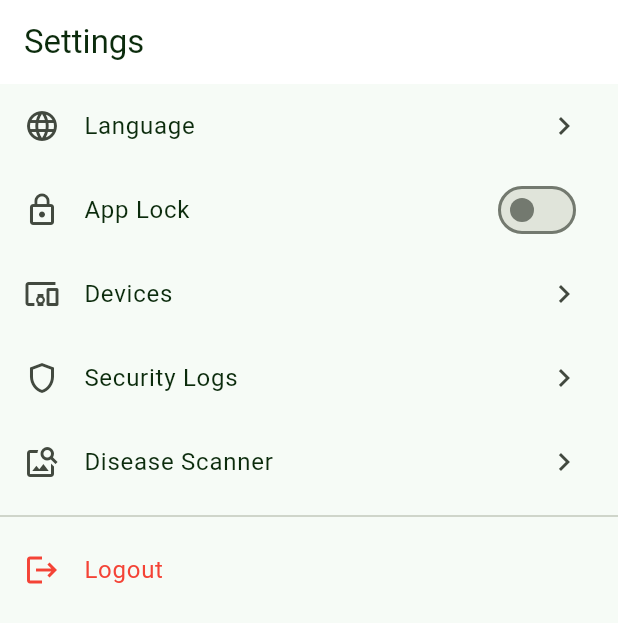
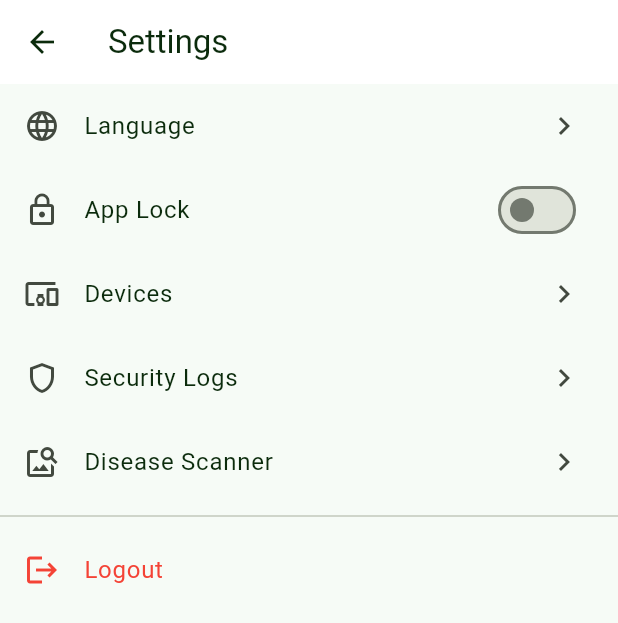
Before and after one commit to RAGHU1221/VIVASAYI, a Flutter app: the SettingsScreen screen opened by its route, on a phone screen of 412 x 824 dp. Shown: the top 623 px of the screen. Run offline on Flutter 3.47's test engine with Material 3 defaults, Android fonts, the light colour scheme and no system bars; our stand-ins replace dio, fl_chart, flutter_secure_storage, geolocator, go_router, image_picker and 3 more; accounts and stored records are empty; network calls fail.

Commit message:
Update settings_screen.dart

```diff
--- a/flutter_app/lib/src/ui/screens/settings_screen.dart
+++ b/flutter_app/lib/src/ui/screens/settings_screen.dart
@@ -15,7 +15,13 @@
 
     return Scaffold(
       backgroundColor: Theme.of(context).colorScheme.background,
-      appBar: AppBar(title: Text(Translations.t(locale, 'settings.title'))),
+      appBar: AppBar(
+        leading: IconButton(
+          icon: const Icon(Icons.arrow_back),
+          onPressed: () => context.canPop() ? context.pop() : context.go('/dashboard'),
+        ),
+        title: Text(Translations.t(locale, 'settings.title')),
+      ),
       body: ListView(
         children: [
           ListTile(
```
